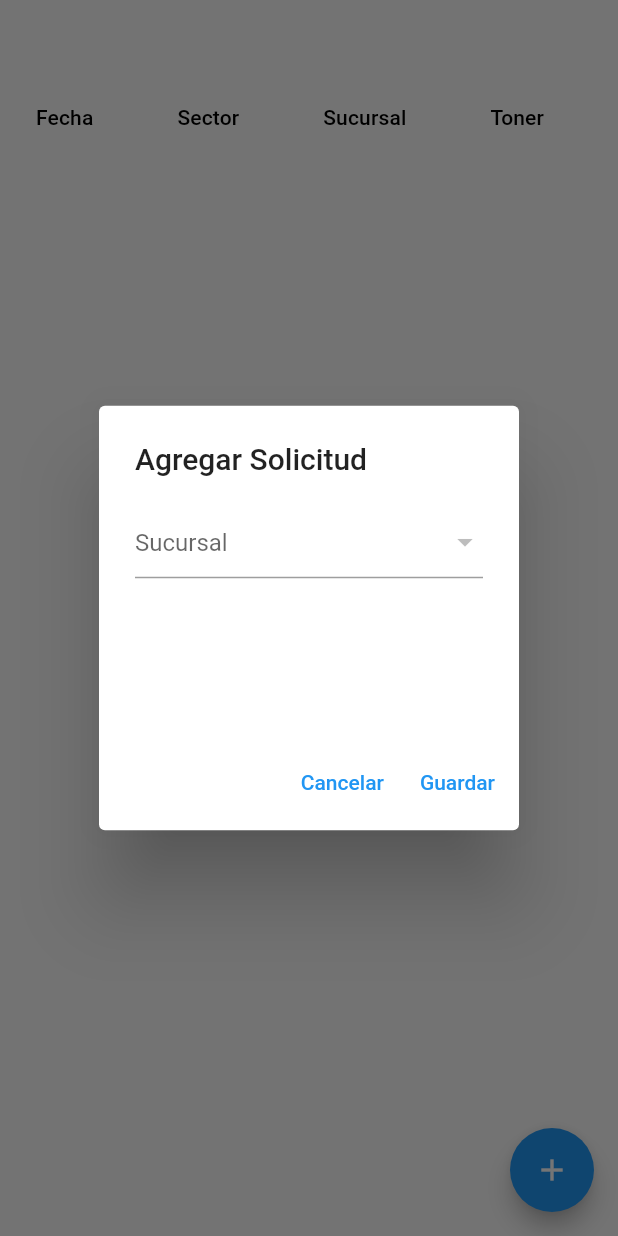
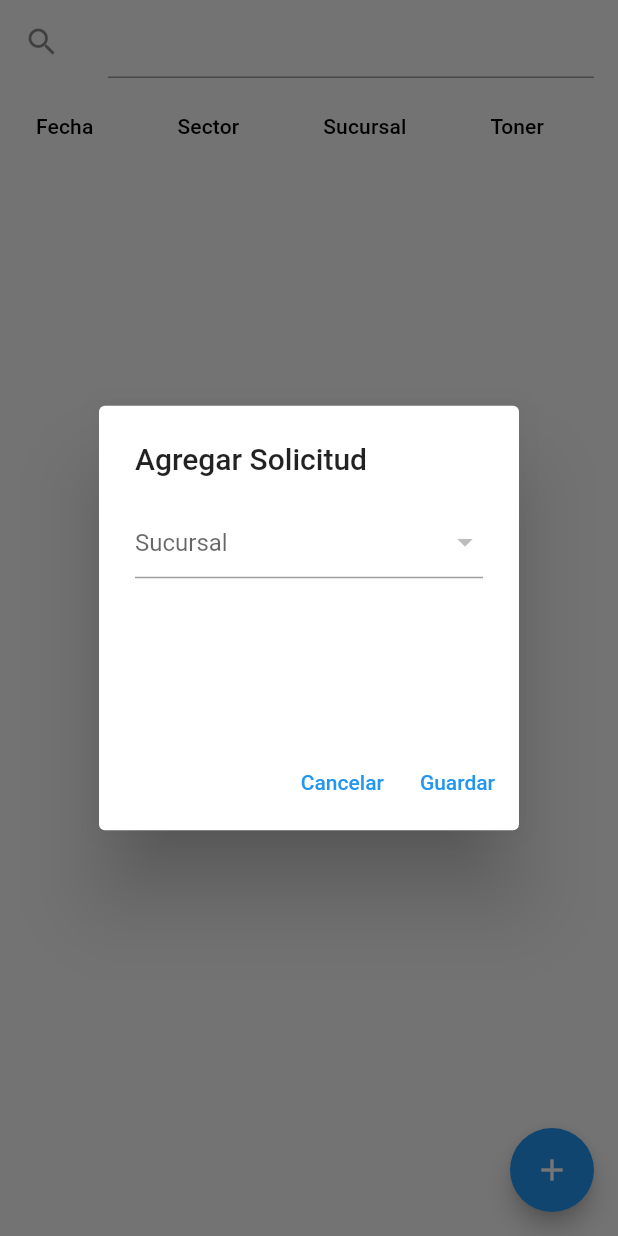
Before and after one commit to Akrata/soporte_app, a Flutter app: the SolicitudTonerPage screen opened directly, after a tap on the "add" icon, on a phone screen of 412 x 824 dp. Run offline on Flutter 3.47's test engine with Material 2 defaults, Android fonts, the phone set to English and light mode, and no system bars; our stand-ins replace pdf, pocketbase, printing; missing offline and left inert: window_manager; accounts and stored records are empty; network calls fail.

Commit message:
comenzando searchbar

```diff
--- a/lib/pages/solicitud_toner_page.dart
+++ b/lib/pages/solicitud_toner_page.dart
@@ -20,8 +20,14 @@ class SolicitudTonerPage extends StatelessWidget {
     return Scaffold(
       body: Column(
         children: [
-          const SizedBox(
-            height: 50,
+          ListTile(
+            leading: Icon(Icons.search),
+            title: TextField(
+              onChanged: (value) {
+                solicitudToner.searchResult = value;
+                solicitudToner.busqueda();
+              },
+            ),
           ),
           Container(
             width: double.infinity,
@@ -34,7 +40,7 @@ class SolicitudTonerPage extends StatelessWidget {
                 DataColumn(label: Text('Toner')),
                 DataColumn(label: Text('Entregado')),
               ],
-              rows: _data
+              rows: solicitudToner.listaSolicitudTonerFiltrada
                   .map(
                     (data) => DataRow(
                       cells: [
--- a/pubspec.yaml
+++ b/pubspec.yaml
@@ -13,6 +13,7 @@ dependencies:
   pocketbase: ^0.8.0
   printing: ^5.10.3
   provider: ^6.0.5
+  url_launcher: ^6.1.10
   window_manager: ^0.3.1
 
 dev_dependencies:
```
Also changed, not shown: lib/pages/toner_page.dart (+20 -0 lines), lib/providers/request_providers/solicitud_toner_request.dart (+17 -0 lines), lib/providers/search/search_provider.dart (added), pubspec.lock, 5 other files.
